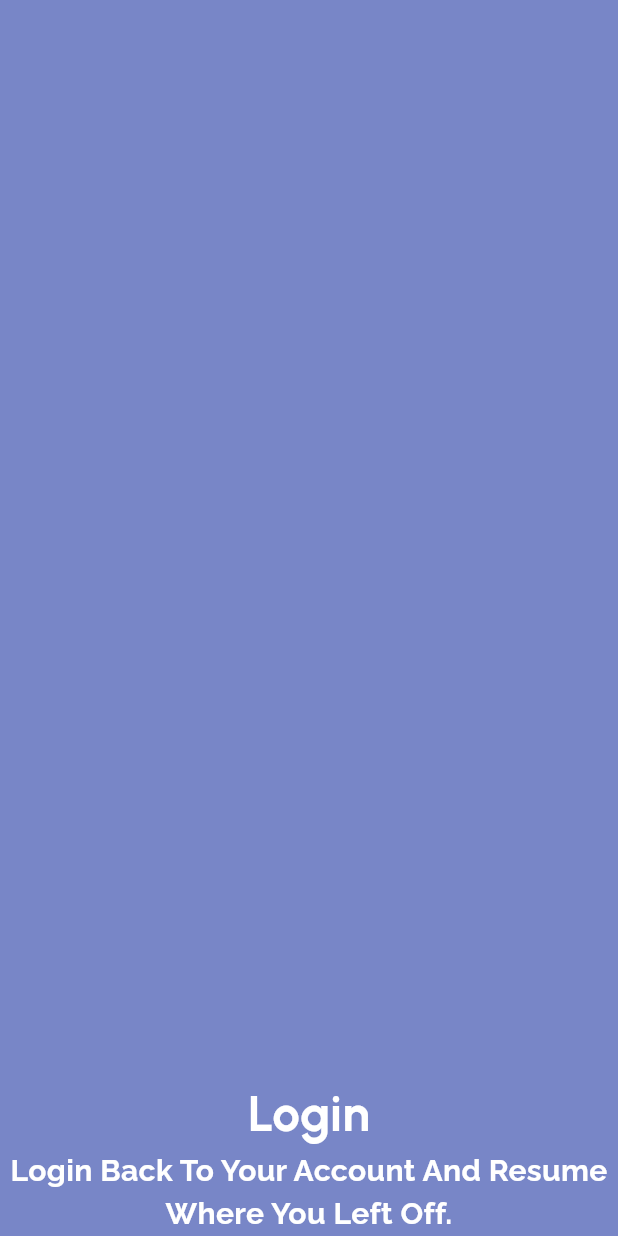
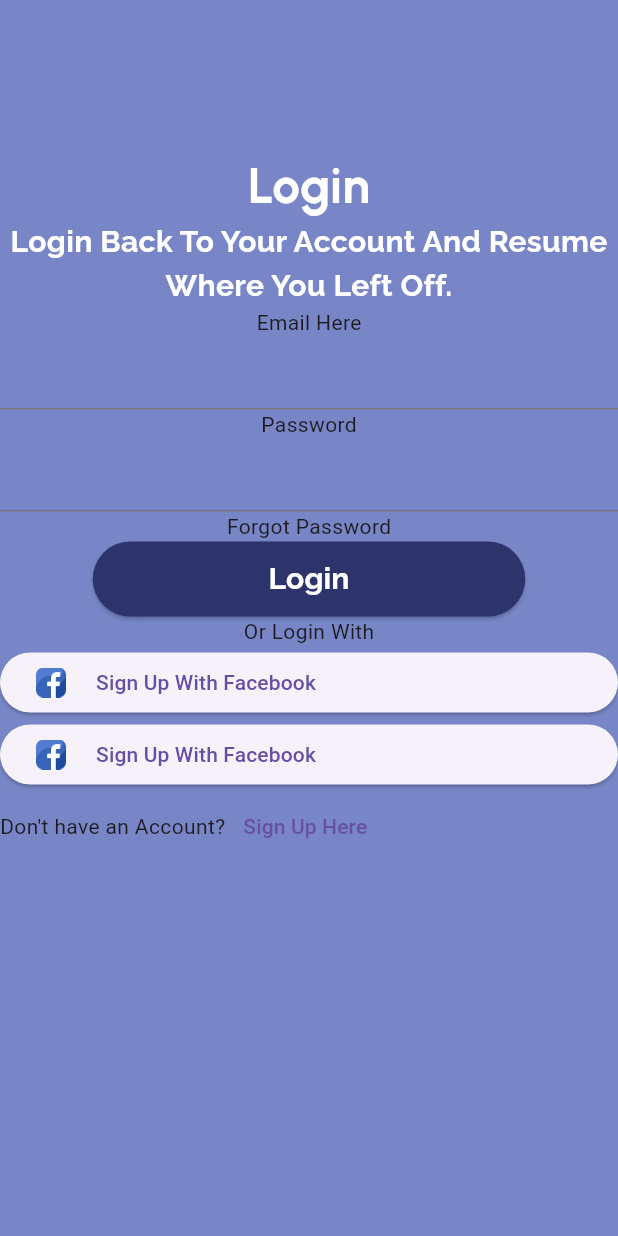
Before and after one commit to Datrix001/EmployeeRegistration, a Flutter app: the screen it shows after launch, after a tap on "Sign In", on a phone screen of 412 x 824 dp. Run offline on Flutter 3.47's test engine with Material 3 defaults, Android fonts, the light colour scheme and no system bars; our stand-ins replace cloud_firestore, firebase_core; accounts and stored records are empty.

Commit message:
Added basic layout for the login Page

```diff
--- a/lib/pages/login.dart
+++ b/lib/pages/login.dart
@@ -1,5 +1,6 @@
 import 'package:flutter/material.dart';
 import 'package:notes/styles/Colors.dart';
+import 'package:notes/styles/buttons.dart';
 import 'package:notes/styles/font.dart';
 
 class Login extends StatefulWidget {
@@ -7,23 +8,81 @@ class Login extends StatefulWidget {
 
   @override
   State<Login> createState() => _LoginState();
-
 }
 
 class _LoginState extends State<Login> {
   @override
   Widget build(BuildContext context) {
-  //Changing classes
-  AppText.headerSize = 33;
+    //Changing classes
+    AppText.headerSize = 33;
 
     return Scaffold(
       backgroundColor: AppColors.backgroundColor,
       body: Column(
+        children: [
+          SizedBox(
+            height: 100,
+          ),
+          Center(
+            child: Text(
+              "Login",
+              style: AppText.headerStyle(),
+            ),
+          ),
+          Center(
+              child: Text(
+            "Login Back To Your Account And Resume Where You Left Off.",
+            style: AppText.bodyStyle(),
+            textAlign: TextAlign.center,
+          )),
+          Text("Email Here"),
+          TextField(),
+          Text("Password"),
+          TextField(),
+          Text("Forgot Password"),
+          ElevatedButton(
+              onPressed: () {},
+              style: AppButton.ElevatedStyle,
+              child: Text(
+                "Login",
+                style: AppText.bodyStyle(),
+              )),
+          Text("Or Login With"),
+          ElevatedButton(
+              onPressed: () {},
+              child: Row(
+                children: [
+                  Image.asset(
+                    "assets/images/facebook.png",
+                    height: 20,
+                  ),
+                  SizedBox(
+                    width: 20,
+                  ),
+                  Text("Sign Up With Facebook")
+                ],
+              )),
+          ElevatedButton(
+              onPressed: () {},
+              child: Row(
+                children: [
+                  Image.asset(
+                    "assets/images/facebook.png",
+                    height: 20,
+                  ),
+                  SizedBox(
+                    width: 20,
+                  ),
+                  Text("Sign Up With Facebook")
+                ],
+              )),
 
-        children: [
-          Spacer(),
-          Center(child: Text("Login",style: AppText.headerStyle(),),),
-          Center(child: Text("Login Back To Your Account And Resume Where You Left Off.",style: AppText.bodyStyle(), textAlign: TextAlign.center,))
+              Row(
+                children: [
+                  Text("Don't have an Account?"),
+                  TextButton(onPressed: (){}, child: Text("Sign Up Here"))
+                ],
+              )
         ],
       ),
     );
--- a/pubspec.yaml
+++ b/pubspec.yaml
@@ -68,8 +68,8 @@ flutter:
   uses-material-design: true
 
   # To add assets to your application, add an assets section, like this:
-  # assets:
-  #   - assets/images/background.png
+  assets:
+    - assets/images/
   #   - images/a_dot_ham.jpeg
 
   # An image asset can refer to one or more resolution-specific "variants", see
```
Also changed, not shown: assets/images/facebook.png (added), assets/images/google (1).png (added), assets/images/google.png (added), assets/images/plus.png (added).
